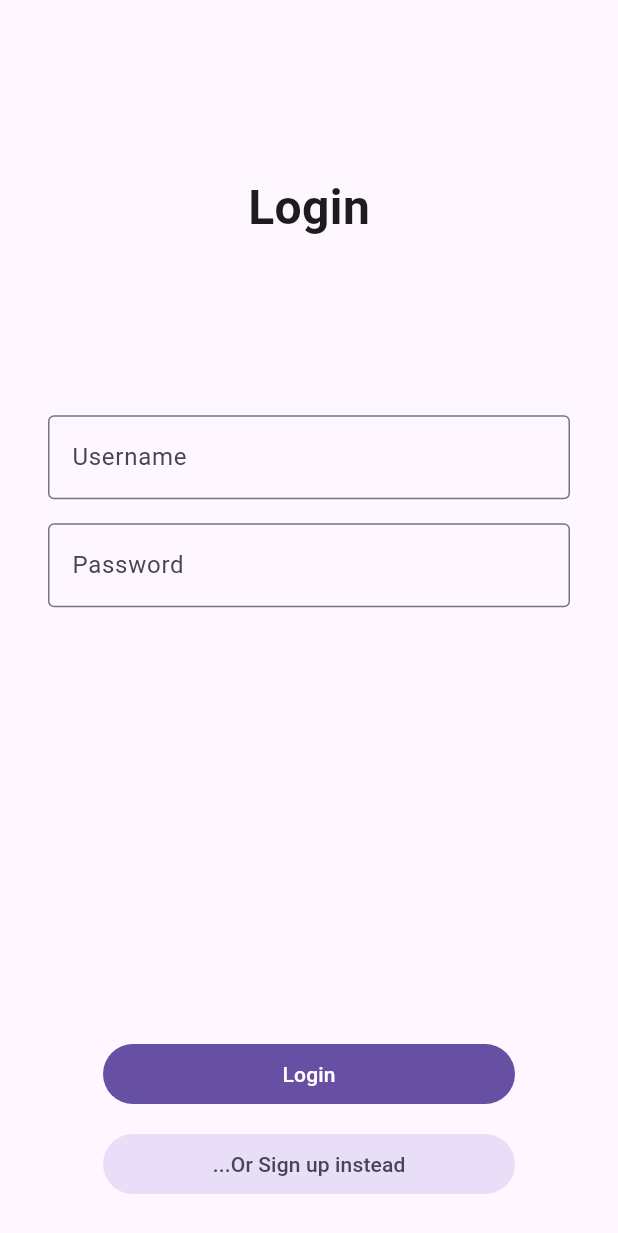
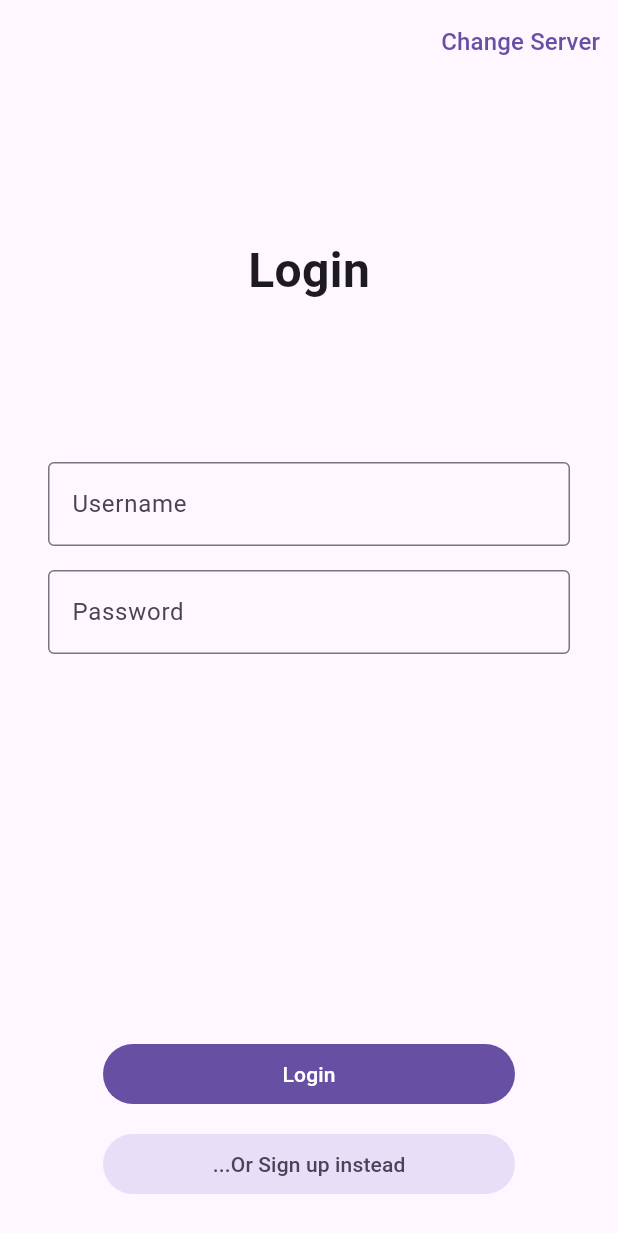
Before and after one commit to HackintoshwithUbuntu/FlutterFitness, a Flutter app: the screen it shows after launch, item 2 of the bottom bar chosen, on a phone screen of 412 x 824 dp. Shown: the top 1233 px of the screen. Run offline on Flutter 3.47's test engine with Material 3 defaults, Android fonts, the light colour scheme and no system bars; our stand-ins replace audioplayers, avatar_glow, fl_chart, flutter_local_notifications, geolocator, google_fonts and 5 more; missing offline and left inert: flutter_config, text_to_speech, volume_controller, workmanager; project files that could hold a hidden picture were left out.

Commit message:
finally got server change working + ui components

```diff
--- a/lib/main_networking.dart
+++ b/lib/main_networking.dart
@@ -2,9 +2,11 @@ import 'package:http/http.dart' as http;
 import 'dart:convert';
 
 class AppNetworking {
-  // TODO possibly modify this to use a config file
   // Variable to store server
-  static const String server = 'http://flutterfitness.hscscalinggraphs.au:8080';
+  // static const String server = 'http://flutterfitness.hscscalinggraphs.au:8080';
+  String server;
+
+  AppNetworking({required this.server});
 
   // Signup Attempt
   Future<bool> attemptSignup(
--- a/lib/main_notifier.dart
+++ b/lib/main_notifier.dart
@@ -42,7 +42,8 @@ class AppNotifier extends ChangeNotifier {
       required this.navigatorKey,
       required this.prefs}) {
     _logicController = AppLogic(onGoalChange: onGoalChange, notify: notify);
-    _networkController = AppNetworking();
+    String serverUrl = prefs.getString('server_url') ?? 'http://flutterfitness.hscscalinggraphs.au:8080';
+    _networkController = AppNetworking(server: serverUrl);
   }
 
   void notify() => notifyListeners();
@@ -172,6 +173,28 @@ class AppNotifier extends ChangeNotifier {
 
   // Scaffold messenger state used for sending snackbars
   late final ScaffoldMessengerState scaffoldState = scaffoldKey.currentState!;
+
+  // Updates the server url and creates new network controller
+  void updateServerUrl(BuildContext context, String newUrl) async {
+    final oldUrl = prefs.getString('server_url');
+
+    // Show error messages but only update url when required
+    if (newUrl == '') {
+      showSnackbar("Can't have empty server, no updates made", scaffoldState);
+    } else if (newUrl == oldUrl) {
+      showSnackbar("Server was not changed", scaffoldState);
+    } else {
+      await prefs.setString('server_url', newUrl);
+      _networkController = AppNetworking(server: newUrl);
+      showSnackbar("Server changed successfully to $newUrl", scaffoldState);
+    }
+
+    // Let user continue with login by removing keyboard and popup
+    FocusManager.instance.primaryFocus?.unfocus();
+    if (context.mounted) {
+      Navigator.of(context).pop();
+    }
+  }
 
   void pushSignupPage(BuildContext context) {
     if (context.mounted) {
--- a/lib/run_notifier.dart
+++ b/lib/run_notifier.dart
@@ -31,7 +31,8 @@ class RunNotifier extends ChangeNotifier {
 
   RunNotifier({required this.scaffoldKey, required this.prefs}) {
     _logicController = RunLogic(notify: notify);
-    _networkController = AppNetworking();
+    String serverUrl = prefs.getString('server_url') ?? 'http://flutterfitness.hscscalinggraphs.au:8080';
+    _networkController = AppNetworking(server: serverUrl);
   }
 
   void notify() => notifyListeners();
--- a/lib/widgets/login_signup/login_text_input.dart
+++ b/lib/widgets/login_signup/login_text_input.dart
@@ -3,6 +3,7 @@ import 'package:flutter/services.dart';
 
 import 'package:runfun/main_notifier.dart';
 import 'package:provider/provider.dart';
+import 'package:runfun/widgets/login_signup/server_change_dialog.dart';
 
 class LoginTextInput extends StatelessWidget {
   const LoginTextInput({
@@ -19,6 +20,23 @@ class LoginTextInput extends StatelessWidget {
         alignment: Alignment.center,
         child: Column(
           children: <Widget> [
+            // Button to change the server
+            Align(
+              alignment: Alignment.centerRight,
+              child: Padding(
+                padding: const EdgeInsets.only(top: 4),
+                child: TextButton(
+                  onPressed: () => showDialog(
+                    context: context,
+                    builder: (context) => const ServerChangeDialog()
+                  ),
+                  child: const Text(
+                    'Change Server',
+                    style: TextStyle(fontSize: 16)
+                  )
+                ),
+              )
+            ),
             // Show the title and space it away from other widgets by forcing
             // it to the centre of its flex
             const Flexible(
```
Also changed, not shown: lib/widgets/login_signup/server_change_dialog.dart (added, +49 -0 lines), 2 other files.
